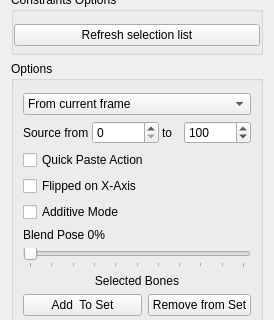
This is gaolib/ui/infowidget.ui in GaoShanPictures/GAOLIB as Qt 5 draws it before an edit; both pictures show x 0 to 274 and y 366 to 686 of the 274 by 792 pixel window. The edited form follows.
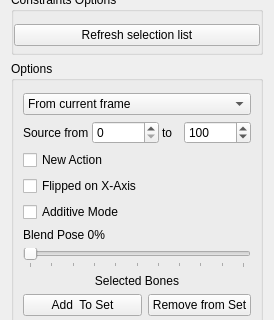
This is the edited form. Icons and pictures are not drawn.

Commit message: auto naming for anim item + speed up gif player + close render window + if no bones selected apply POSE on all bones + select bones button also show hidden bones

Diff of the .ui file:
```diff
--- a/gaolib/ui/infowidget.ui
+++ b/gaolib/ui/infowidget.ui
@@ -577,7 +577,7 @@
          <item>
           <widget class="QCheckBox" name="quickPasteCheckBox">
            <property name="text">
-            <string>Quick Paste Action</string>
+            <string>New Action</string>
            </property>
           </widget>
          </item>
```
The commit also changes 4 other files.
